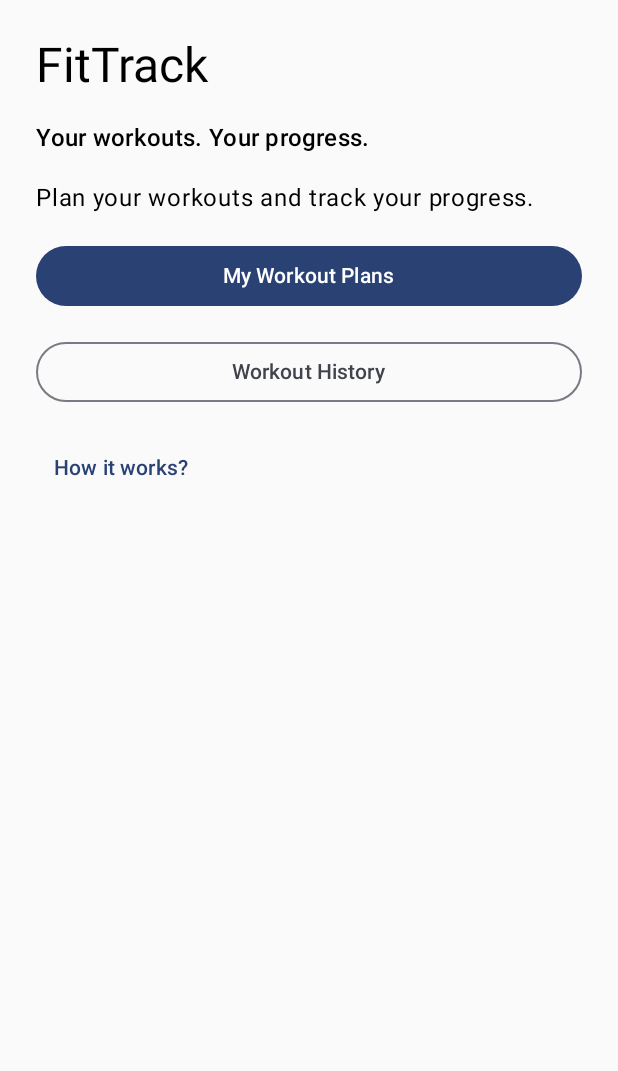
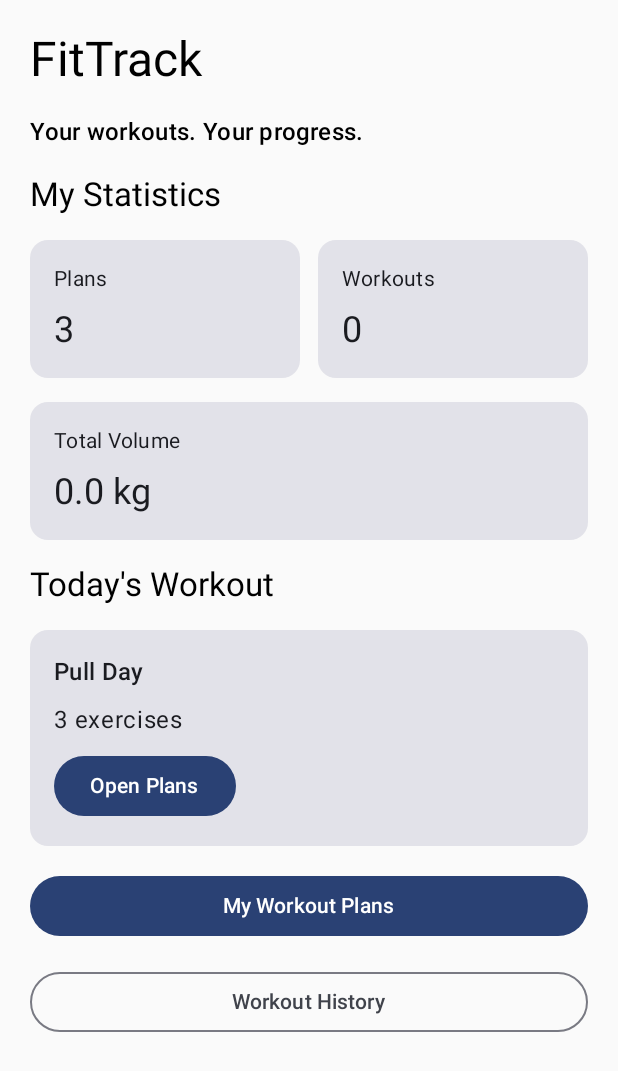
Before and after one commit to zhanibekmb/FitTrack, an Android app built with Jetpack Compose: the HomeScreen screen opened through its navigation route, on a phone screen of 412 x 824 dp. Shown: the top 1071 px of the screen. Run offline under Robolectric (Android 15) with nearby library versions, the phone set to English and light mode, and no system bars.

Commit message:
feat(home): connect dashboard to repository via StateFlow

```diff
--- a/app/src/main/java/com/example/fittrack/navigation/FitTrackNavGraph.kt
+++ b/app/src/main/java/com/example/fittrack/navigation/FitTrackNavGraph.kt
@@ -1,27 +1,51 @@
+
 package com.example.fittrack.navigation
 
 import androidx.compose.runtime.Composable
+import androidx.compose.runtime.getValue
+import androidx.lifecycle.compose.collectAsStateWithLifecycle
+import androidx.lifecycle.viewmodel.compose.viewModel
 import androidx.navigation.NavType
 import androidx.navigation.compose.NavHost
 import androidx.navigation.compose.composable
 import androidx.navigation.compose.rememberNavController
 import androidx.navigation.navArgument
+
+import com.example.fittrack.data.repository.FitTrackContainer
 import com.example.fittrack.ui.home.HomeScreen
+import com.example.fittrack.ui.home.HomeViewModel
+import com.example.fittrack.ui.home.HomeViewModelFactory
 
 @Composable
 fun FitTrackNavGraph() {
+
     val navController = rememberNavController()
+
+    // Shared Repository for all screens
+    val repository = FitTrackContainer.repository
 
     NavHost(
         navController = navController,
         startDestination = Routes.HOME
     ) {
+
         // HOME
         composable(Routes.HOME) {
+
+            val homeViewModel: HomeViewModel = viewModel(
+                factory = HomeViewModelFactory(repository)
+            )
+
+            val uiState by homeViewModel.uiState
+                .collectAsStateWithLifecycle()
+
             HomeScreen(
+                uiState = uiState,
+
                 onOpenPlans = {
                     navController.navigate(Routes.PLANS)
                 },
+
                 onOpenHistory = {
                     navController.navigate(Routes.HISTORY)
                 }
@@ -30,12 +54,14 @@ fun FitTrackNavGraph() {
 
         // PLANS
         composable(Routes.PLANS) {
+
             PlansPlaceholderScreen(
                 onStartWorkout = { planId ->
                     navController.navigate(
                         Routes.workout(planId)
                     )
                 },
+
                 onBack = {
                     navController.popBackStack()
                 }
@@ -44,6 +70,7 @@ fun FitTrackNavGraph() {
 
         // HISTORY
         composable(Routes.HISTORY) {
+
             HistoryPlaceholderScreen(
                 onBack = {
                     navController.popBackStack()
--- a/app/src/main/java/com/example/fittrack/ui/home/HomeScreen.kt
+++ b/app/src/main/java/com/example/fittrack/ui/home/HomeScreen.kt
@@ -1,47 +1,132 @@
 package com.example.fittrack.ui.home
 
-import androidx.compose.foundation.layout.Arrangement
-import androidx.compose.foundation.layout.Column
-import androidx.compose.foundation.layout.fillMaxSize
-import androidx.compose.foundation.layout.fillMaxWidth
-import androidx.compose.foundation.layout.padding
-import androidx.compose.material3.Button
-import androidx.compose.material3.MaterialTheme
-import androidx.compose.material3.OutlinedButton
-import androidx.compose.material3.Text
-import androidx.compose.material3.TextButton
+import androidx.compose.foundation.layout.*
+import androidx.compose.foundation.rememberScrollState
+import androidx.compose.foundation.verticalScroll
+import androidx.compose.material3.*
 import androidx.compose.runtime.Composable
-import androidx.compose.runtime.getValue
-import androidx.compose.runtime.mutableStateOf
-import androidx.compose.runtime.saveable.rememberSaveable
-import androidx.compose.runtime.setValue
 import androidx.compose.ui.Modifier
 import androidx.compose.ui.unit.dp
+import java.util.Locale
 
 @Composable
 fun HomeScreen(
+    uiState: HomeUiState,
     onOpenPlans: () -> Unit,
     onOpenHistory: () -> Unit
 ) {
-    var showDescription by rememberSaveable { mutableStateOf(false) }
+
     Column(
         modifier = Modifier
             .fillMaxSize()
-            .padding(24.dp),
+            .verticalScroll(rememberScrollState())
+            .padding(20.dp),
         verticalArrangement = Arrangement.spacedBy(16.dp)
     ) {
+
         Text(
             text = "FitTrack",
             style = MaterialTheme.typography.headlineLarge
         )
+
         Text(
             text = "Your workouts. Your progress.",
             style = MaterialTheme.typography.titleMedium
         )
+
+        // STATISTICS
         Text(
-            text = "Plan your workouts and track your progress."
+            text = "My Statistics",
+            style = MaterialTheme.typography.titleLarge
         )
 
+        Row(
+            modifier = Modifier.fillMaxWidth(),
+            horizontalArrangement = Arrangement.spacedBy(12.dp)
+        ) {
+
+            StatCard(
+                title = "Plans",
+                value = uiState.totalPlans.toString(),
+                modifier = Modifier.weight(1f)
+            )
+
+            StatCard(
+                title = "Workouts",
+                value = uiState.completedWorkouts.toString(),
+                modifier = Modifier.weight(1f)
+            )
+        }
+
+        StatCard(
+            title = "Total Volume",
+            value = String.format(
+                Locale.getDefault(),
+                "%.1f kg",
+                uiState.totalVolumeKg
+            ),
+            modifier = Modifier.fillMaxWidth()
+        )
+
+        // ACTIVE WORKOUT
+        if (uiState.activePlanName != null) {
+            Card(
+                modifier = Modifier.fillMaxWidth()
+            ) {
+                Column(
+                    modifier = Modifier.padding(16.dp)
+                ) {
+                    Text(
+                        text = "Active Workout",
+                        style = MaterialTheme.typography.titleMedium
+                    )
+
+                    Text(
+                        text = uiState.activePlanName
+                    )
+                }
+            }
+        }
+
+        // TODAY'S WORKOUT
+        Text(
+            text = "Today's Workout",
+            style = MaterialTheme.typography.titleLarge
+        )
+
+        if (uiState.todayPlans.isEmpty()) {
+            Text("Rest day scheduled for today")
+        } else {
+            uiState.todayPlans.forEach { plan ->
+
+                Card(
+                    modifier = Modifier.fillMaxWidth()
+                ) {
+
+                    Column(
+                        modifier = Modifier.padding(16.dp),
+                        verticalArrangement =
+                            Arrangement.spacedBy(8.dp)
+                    ) {
+
+                        Text(
+                            text = plan.name,
+                            style = MaterialTheme.typography.titleMedium
+                        )
+
+                        Text(
+                            text = "${plan.exercises.size} exercises"
+                        )
+
+                        Button(onClick = onOpenPlans) {
+                            Text("Open Plans")
+                        }
+                    }
+                }
+            }
+        }
+
+        // NAVIGATION BUTTONS
         Button(
             onClick = onOpenPlans,
             modifier = Modifier.fillMaxWidth()
@@ -55,20 +140,32 @@ fun HomeScreen(
         ) {
             Text("Workout History")
         }
+    }
+}
 
-        TextButton(
-            onClick = {
-                showDescription = !showDescription
-            }
+@Composable
+private fun StatCard(
+    title: String,
+    value: String,
+    modifier: Modifier = Modifier
+) {
+
+    Card(modifier = modifier) {
+
+        Column(
+            modifier = Modifier.padding(16.dp),
+            verticalArrangement =
+                Arrangement.spacedBy(8.dp)
         ) {
-            Text("How it works?")
-        }
 
+            Text(
+                text = title,
+                style = MaterialTheme.typography.bodyMedium
+            )
 
-        if (showDescription){
             Text(
-                text = "Create programs, log your sets, " +
-                        "and compare your workout results."
+                text = value,
+                style = MaterialTheme.typography.headlineSmall
             )
         }
     }
```
